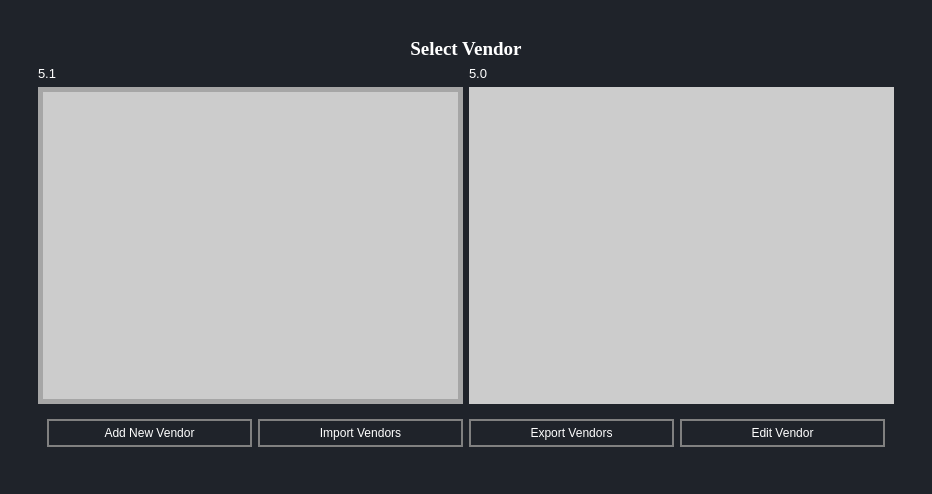
This is ui/ManageVendorsTab.ui in aanushri9/Counter-Harvesting-5.1 as Qt 5 draws it before an edit. The edited form follows.
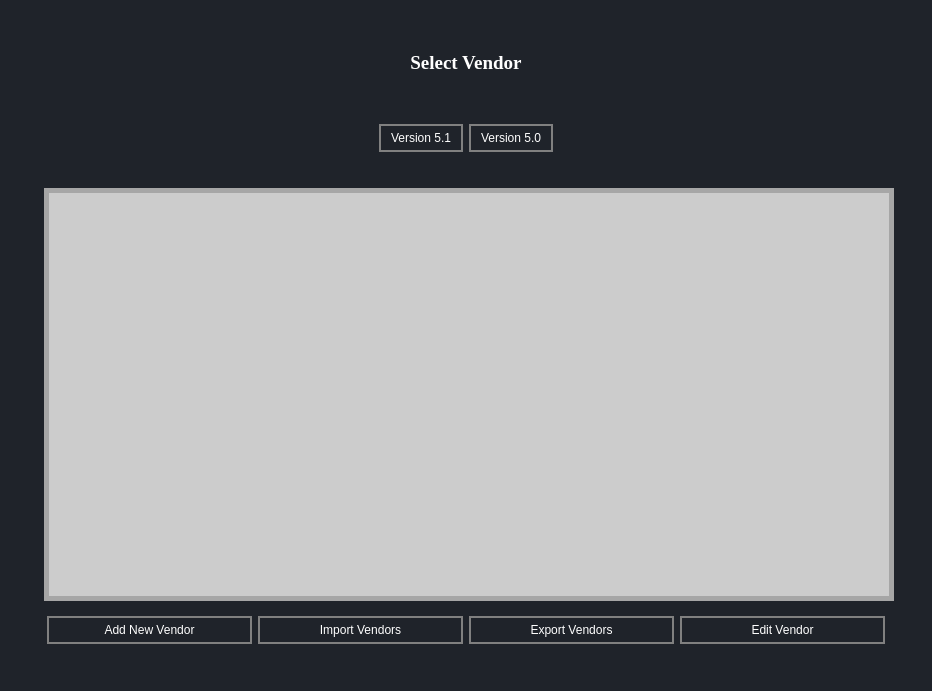
This is the edited form. Icons and pictures are not drawn.

What changed in the file:
```diff
--- a/ui/ManageVendorsTab.ui
+++ b/ui/ManageVendorsTab.ui
@@ -7,7 +7,7 @@
     <x>0</x>
     <y>0</y>
     <width>932</width>
-    <height>494</height>
+    <height>691</height>
    </rect>
   </property>
   <property name="windowTitle">
@@ -52,7 +52,7 @@
       <item row="0" column="0">
        <widget class="QWidget" name="SelectVendor" native="true">
         <layout class="QGridLayout" name="gridLayout">
-         <item row="0" column="0">
+         <item row="3" column="0" rowspan="7">
           <widget class="QFrame" name="frame">
            <property name="frameShape">
             <enum>QFrame::StyledPanel</enum>
@@ -61,90 +61,7 @@
             <enum>QFrame::Plain</enum>
            </property>
            <layout class="QGridLayout" name="gridLayout_3">
-            <item row="1" column="0">
-             <widget class="QLabel" name="label">
-              <property name="font">
-               <font>
-                <pointsize>10</pointsize>
-               </font>
-              </property>
-              <property name="text">
-               <string>5.1</string>
-              </property>
-             </widget>
-            </item>
-            <item row="1" column="1">
-             <widget class="QLabel" name="label_2">
-              <property name="font">
-               <font>
-                <pointsize>10</pointsize>
-               </font>
-              </property>
-              <property name="text">
-               <string>5.0</string>
-              </property>
-             </widget>
-            </item>
-            <item row="2" column="0">
-             <widget class="QListView" name="vendorsListView">
-              <property name="font">
-               <font>
-                <family>Segoe UI</family>
-                <pointsize>11</pointsize>
-               </font>
-              </property>
-              <property name="styleSheet">
-               <string notr="true">QListView {
-	background-color: #cccccc;
-
-	color:black;
-}
-
-#vendorsListView{
-
-
-    border: 5px solid #000000;
-	border-color: rgb(166, 166, 166);
-color:black;
-
-
-}</string>
-              </property>
-              <property name="alternatingRowColors">
-               <bool>true</bool>
-              </property>
-             </widget>
-            </item>
-            <item row="2" column="1">
-             <widget class="QListView" name="vendorsListView_2">
-              <property name="font">
-               <font>
-                <family>Segoe UI</family>
-                <pointsize>11</pointsize>
-               </font>
-              </property>
-              <property name="styleSheet">
-               <string notr="true">QListView {
-	background-color: #cccccc;
-
-color:black;
-}
-
-#vendorsListView{
-color:black;
-
-    border: 5px solid #000000;
-	border-color: rgb(166, 166, 166);
-
-
-}</string>
-              </property>
-              <property name="alternatingRowColors">
-               <bool>true</bool>
-              </property>
-             </widget>
-            </item>
-            <item row="3" column="0" colspan="2">
+            <item row="2" column="1" colspan="2">
              <widget class="QFrame" name="frame_2">
               <property name="styleSheet">
                <string notr="true">QPushButton {
@@ -253,27 +170,104 @@
               </layout>
              </widget>
             </item>
-            <item row="0" column="0" colspan="2">
-             <widget class="QLabel" name="label_13">
+            <item row="0" column="2">
+             <widget class="QListView" name="vendorsListView">
               <property name="font">
                <font>
-                <family>Georgia</family>
-                <pointsize>14</pointsize>
-                <weight>75</weight>
-                <bold>true</bold>
+                <family>Segoe UI</family>
+                <pointsize>11</pointsize>
                </font>
               </property>
               <property name="styleSheet">
-               <string notr="true"/>
+               <string notr="true">QListView {
+	background-color: #cccccc;
+
+	color:black;
+}
+
+#vendorsListView{
+
+
+    border: 5px solid #000000;
+	border-color: rgb(166, 166, 166);
+color:black;
+
+
+}</string>
               </property>
+              <property name="alternatingRowColors">
+               <bool>true</bool>
+              </property>
+             </widget>
+            </item>
+           </layout>
+          </widget>
+         </item>
+         <item row="2" column="0" alignment="Qt::AlignHCenter">
+          <widget class="QFrame" name="selectVersionFrame">
+           <property name="minimumSize">
+            <size>
+             <width>0</width>
+             <height>0</height>
+            </size>
+           </property>
+           <property name="styleSheet">
+            <string notr="true">QPushButton {
+    border: 2px solid #000000;
+border-color:grey;
+border-radius:15px;
+}
+
+QPushButton:hover {
+    background-color: lightblue;
+}
+</string>
+           </property>
+           <property name="frameShape">
+            <enum>QFrame::StyledPanel</enum>
+           </property>
+           <property name="pushButton" stdset="0">
+            <bool>true</bool>
+           </property>
+           <layout class="QHBoxLayout" name="horizontalLayout_2">
+            <item>
+             <widget class="QPushButton" name="version51">
+              <property name="styleSheet">
+               <string notr="true">text-align: center;
+</string>
+              </property>
               <property name="text">
-               <string>&lt;html&gt;&lt;head/&gt;&lt;body&gt;&lt;p align=&quot;center&quot;&gt;Select Vendor&lt;/p&gt;&lt;/body&gt;&lt;/html&gt;</string>
+               <string>Version 5.1</string>
               </property>
              </widget>
             </item>
+            <item>
+             <widget class="QPushButton" name="version50">
+              <property name="text">
+               <string>Version 5.0</string>
+              </property>
+             </widget>
+            </item>
            </layout>
           </widget>
          </item>
+         <item row="1" column="0">
+          <widget class="QLabel" name="label_13">
+           <property name="font">
+            <font>
+             <family>Georgia</family>
+             <pointsize>14</pointsize>
+             <bold>true</bold>
+            </font>
+           </property>
+           <property name="styleSheet">
+            <string notr="true"/>
+           </property>
+           <property name="text">
+            <string>&lt;html&gt;&lt;head/&gt;&lt;body&gt;&lt;p align=&quot;center&quot;&gt;Select Vendor&lt;/p&gt;&lt;/body&gt;&lt;/html&gt;</string>
+           </property>
+          </widget>
+         </item>
         </layout>
        </widget>
       </item>
```
